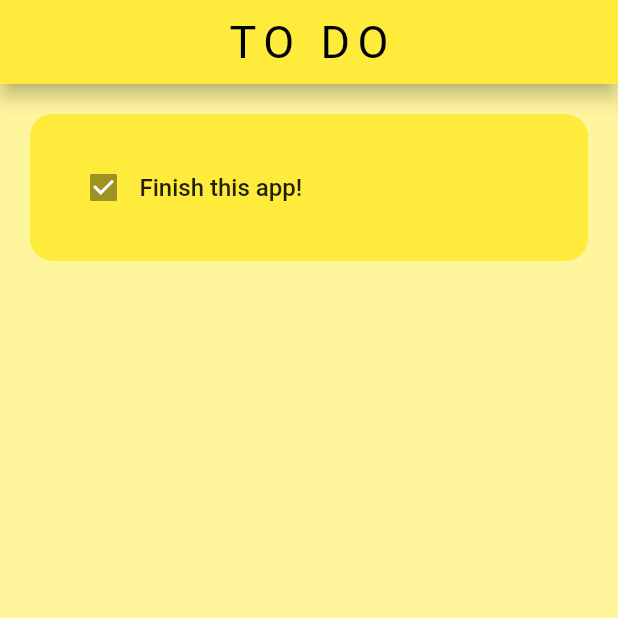
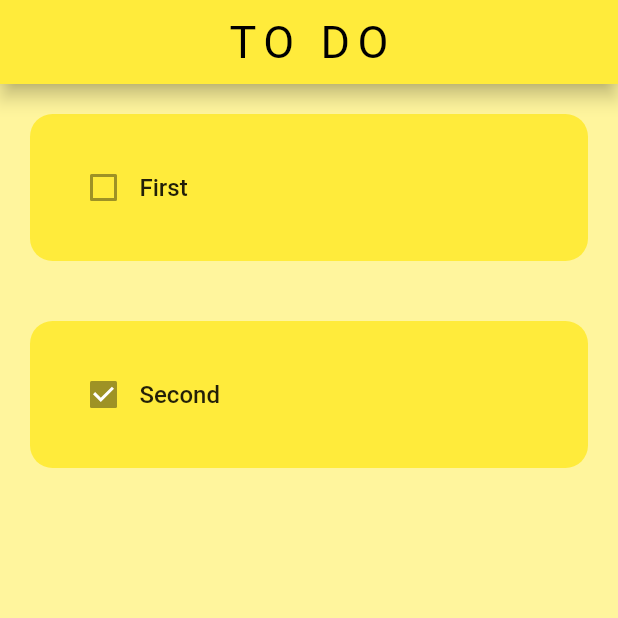
Before and after one commit to itsMike05/To-Do-Flutter, a Flutter app: the screen it shows after launch, on a phone screen of 412 x 824 dp, the top half of it. Run offline on Flutter 3.47's test engine with Material 2 defaults, Android fonts, the phone set to English and light mode, and no system bars.

Commit message:
Tiknering with the UI, made a working prototype of the ToDoItem

```diff
--- a/lib/pages/homepage.dart
+++ b/lib/pages/homepage.dart
@@ -24,7 +24,10 @@ class _HomepageState extends State<Homepage> {
         ),
       ),
       body: ListView(
-        children: [ToDoItem()],
+        children: [
+          ToDoItem(taskName: "First", taskCompleted: false, onChanged: null),
+          ToDoItem(taskName: "Second", taskCompleted: true, onChanged: null)
+        ],
       ),
     );
   }
--- a/lib/util/todo_item.dart
+++ b/lib/util/todo_item.dart
@@ -5,8 +5,11 @@ class ToDoItem extends StatelessWidget {
   final bool taskCompleted;
   Function(bool?)? onChanged;
 
-  const ToDoItem(
-      {super.key, required this.taskName, required this.taskCompleted});
+  ToDoItem(
+      {super.key,
+      required this.taskName,
+      required this.taskCompleted,
+      required this.onChanged});
 
   @override
   Widget build(BuildContext context) {
@@ -19,10 +22,10 @@ class ToDoItem extends StatelessWidget {
         child: Row(
           children: [
             // Checkbox
-            Checkbox(value: true, onChanged: null),
+            Checkbox(value: taskCompleted, onChanged: onChanged),
             // Text
-            const Text(
-              "Finish this app!",
+            Text(
+              taskName,
               style: TextStyle(fontSize: 16, fontWeight: FontWeight.w500),
             ),
           ],
```
